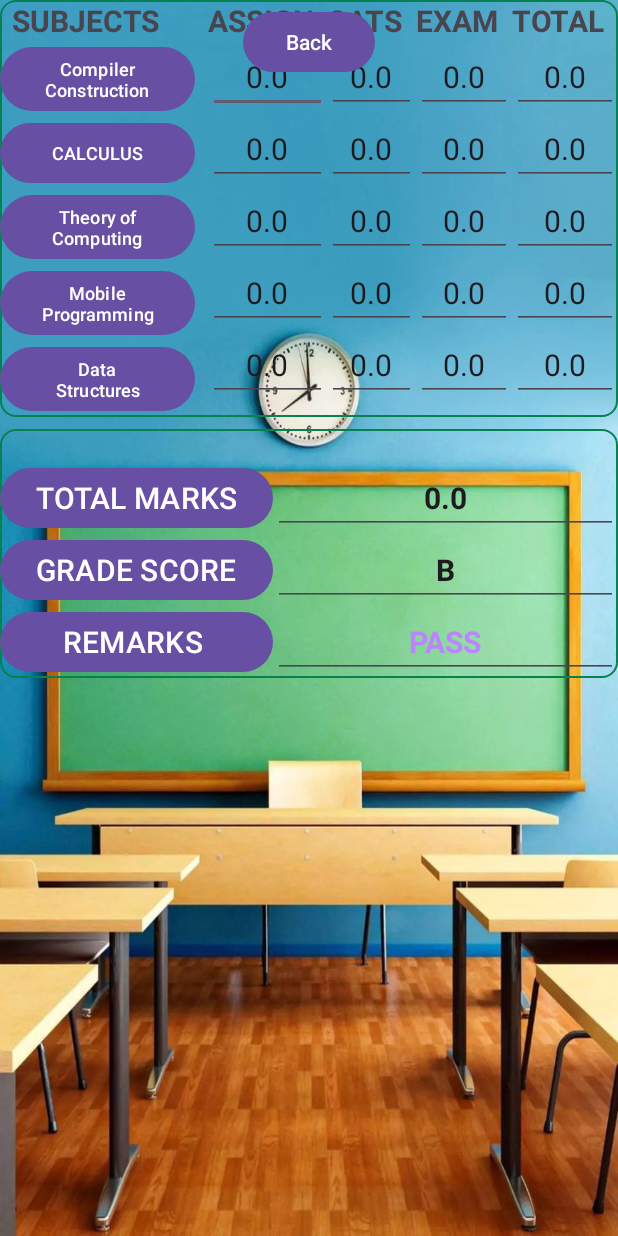
After one commit to ELIJAHMAITHYA/Edflex, an Android app: the studentMarksUi screen opened directly, with no data from a screen before it, on a phone screen of 412 x 824 dp. The commit adds this screen. Run offline under Robolectric (Android 15) with nearby library versions, the phone set to English and light mode, and no system bars.

Commit message:
Student Profile Ui Update & Student Marks Ui

```diff
--- a/app/src/main/AndroidManifest.xml
+++ b/app/src/main/AndroidManifest.xml
@@ -12,6 +12,9 @@
         android:supportsRtl="true"
         android:theme="@style/Theme.Register"
         tools:targetApi="31">
+        <activity
+            android:name=".studentMarksUi"
+            android:exported="false" />
         <activity
             android:name=".StudentProfile"
             android:exported="false" />
--- a/app/src/main/java/com/example/register/StudentProfile.java
+++ b/app/src/main/java/com/example/register/StudentProfile.java
@@ -3,25 +3,56 @@ package com.example.register;
 import androidx.appcompat.app.AppCompatActivity;
 import androidx.constraintlayout.widget.ConstraintLayout;
 
+import android.animation.ArgbEvaluator;
+import android.animation.ValueAnimator;
+import android.content.Intent;
+import android.graphics.Color;
+import android.graphics.PorterDuff;
 import android.os.Bundle;
 import android.view.View;
+import android.widget.ImageView;
 import android.widget.LinearLayout;
 
 public class StudentProfile extends AppCompatActivity {
 
     LinearLayout llSubject;
     ConstraintLayout clSubject;
+    ImageView nextnavigation;
+
     @Override
     protected void onCreate(Bundle savedInstanceState) {
         super.onCreate(savedInstanceState);
         setContentView(R.layout.activity_student_profile);
-//        llSubject = findViewById(R.id.llSubject);
+
+        nextnavigation = findViewById(R.id.navigator);
+        nextnavigation.setOnClickListener(new View.OnClickListener() {
+            @Override
+            public void onClick(View v) {
+                // Add your click handling logic here
+                startActivity(new Intent(StudentProfile.this, studentMarksUi.class));
+                // Example: Animate color change on click
+                int colorFrom = Color.BLACK;
+                int colorTo = Color.RED;
+                ValueAnimator colorAnimation = ValueAnimator.ofObject(new ArgbEvaluator(), colorFrom, colorTo);
+                colorAnimation.setDuration(500); // Use 500 milliseconds for a half-second animation
+                colorAnimation.addUpdateListener(new ValueAnimator.AnimatorUpdateListener() {
+                    @Override
+                    public void onAnimationUpdate(ValueAnimator animator) {
+                        nextnavigation.setColorFilter((int) animator.getAnimatedValue(), PorterDuff.Mode.SRC_IN);
+                    }
+                });
+                colorAnimation.start();
+            }
+        });
+
 //        clSubject = findViewById(R.id.clSubject);
-
-//        clSubject.setOnClickListener(
-//                view ->{
-//                    llSubject.setVisibility(View.VISIBLE);
-//                }
-//        );
+//
+//        clSubject.setOnClickListener(view -> {
+//            if (llSubject.getVisibility() == View.GONE) {
+//                llSubject.setVisibility(View.VISIBLE);
+//            } else {
+//                llSubject.setVisibility(View.GONE);
+//            }
+//        });
     }
 }
--- /dev/null
+++ b/app/src/main/java/com/example/register/studentMarksUi.java
@@ -0,0 +1,25 @@
+package com.example.register;
+
+import androidx.appcompat.app.AppCompatActivity;
+
+import android.content.Intent;
+import android.os.Bundle;
+import android.view.View;
+import android.widget.Button;
+
+public class studentMarksUi extends AppCompatActivity {
+Button backButton;
+    @Override
+    protected void onCreate(Bundle savedInstanceState) {
+        super.onCreate(savedInstanceState);
+        setContentView(R.layout.activity_student_marks_ui);
+        backButton = findViewById(R.id.backButton);
+        backButton.setOnClickListener(new View.OnClickListener() {
+            @Override
+            public void onClick(View v) {
+                startActivity(new Intent(studentMarksUi.this, StudentProfile.class));
+            }
+        });
+
+    }
+}
--- /dev/null
+++ b/app/src/main/res/drawable/baseline_navigate_next_24.xml
@@ -0,0 +1,5 @@
+<vector android:autoMirrored="true" android:height="28dp"
+    android:tint="#429E22" android:viewportHeight="24"
+    android:viewportWidth="20" android:width="30dp" xmlns:android="http://schemas.android.com/apk/res/android">
+    <path android:fillColor="@android:color/white" android:pathData="M10,6L8.59,7.41 13.17,12l-4.58,4.59L10,18l6,-6z"/>
+</vector>
--- /dev/null
+++ b/app/src/main/res/drawable/social_button_background.xml
@@ -0,0 +1,10 @@
+<?xml version="1.0" encoding="utf-8"?>
+<selector xmlns:android="http://schemas.android.com/apk/res/android">
+    <item>
+        <shape android:shape="rectangle">
+
+            <stroke android:width="1dp" android:color="@color/green" />
+            <corners android:radius="10dp" />
+        </shape>
+    </item>
+</selector>
--- /dev/null
+++ b/app/src/main/res/layout/activity_student_marks_ui.xml
@@ -0,0 +1,393 @@
+<!--<?xml version="1.0" encoding="utf-8"?>-->
+<androidx.constraintlayout.widget.ConstraintLayout xmlns:android="http://schemas.android.com/apk/res/android"
+    xmlns:app="http://schemas.android.com/apk/res-auto"
+    xmlns:tools="http://schemas.android.com/tools"
+    android:background="@drawable/book"
+    android:layout_width="match_parent"
+    android:layout_height="match_parent"
+    tools:context=".MainActivity">
+
+
+    <LinearLayout
+        android:id="@+id/LLItems"
+        android:layout_width="match_parent"
+        android:layout_height="wrap_content"
+        android:orientation="horizontal"
+        app:layout_constraintEnd_toEndOf="parent"
+        app:layout_constraintStart_toStartOf="parent"
+        android:background="@drawable/social_button_background"
+        app:layout_constraintTop_toTopOf="parent">
+
+
+
+        <LinearLayout
+            android:layout_width="wrap_content"
+            android:layout_height="wrap_content"
+            android:layout_weight="1"
+            android:orientation="vertical">
+
+            <TextView
+                android:id="@+id/subjects"
+                android:layout_width="wrap_content"
+                android:layout_height="wrap_content"
+                android:layout_marginStart="8dp"
+                android:text="SUBJECTS"
+                android:textSize="20sp"
+                android:textStyle="bold" />
+
+            <Button
+                android:id="@+id/subjet1"
+                android:layout_width="130dp"
+                android:layout_height="wrap_content"
+                android:text="Compiler Construction"
+                android:textSize="12sp" />
+
+            <Button
+                android:id="@+id/subjet2"
+                android:layout_width="130dp"
+                android:layout_height="wrap_content"
+                android:text="CALCULUS"
+                android:textSize="12sp" />
+
+            <Button
+                android:id="@+id/subjet3"
+                android:layout_width="130dp"
+                android:layout_height="wrap_content"
+                android:text="Theory of Computing"
+                android:textSize="12sp" />
+
+            <Button
+                android:id="@+id/subjet4"
+                android:layout_width="130dp"
+                android:layout_height="wrap_content"
+                android:text="Mobile Programming"
+                android:textSize="12sp" />
+
+            <Button
+                android:id="@+id/subjet5"
+                android:layout_width="130dp"
+                android:layout_height="wrap_content"
+                android:text="Data Structures"
+                android:textSize="12sp" />
+
+        </LinearLayout>
+
+        <LinearLayout
+            android:layout_width="wrap_content"
+            android:layout_height="wrap_content"
+            android:layout_weight="1"
+            android:orientation="vertical">
+
+            <TextView
+                android:id="@+id/price_btn"
+                android:layout_width="match_parent"
+                android:layout_height="wrap_content"
+                android:text="ASSIGN"
+                android:textSize="20sp"
+                android:textStyle="bold" />
+
+            <EditText
+                android:id="@+id/subject1Assign"
+                android:layout_width="match_parent"
+                android:layout_height="wrap_content"
+                android:text="0.0"
+                android:textAlignment="center"
+                android:textSize="20sp" />
+
+            <EditText
+                android:id="@+id/subject2Assign"
+                android:layout_width="match_parent"
+                android:layout_height="wrap_content"
+                android:text="0.0"
+                android:textAlignment="center"
+                android:textSize="20sp" />
+
+            <EditText
+                android:id="@+id/subjet3Assign"
+                android:layout_width="match_parent"
+                android:layout_height="wrap_content"
+                android:text="0.0"
+                android:textAlignment="center"
+                android:textSize="20sp" />
+
+            <EditText
+                android:id="@+id/subjet4Assign"
+                android:layout_width="match_parent"
+                android:layout_height="wrap_content"
+                android:text="0.0"
+                android:textAlignment="center"
+                android:textSize="20sp" />
+
+            <EditText
+                android:id="@+id/subjet5Assign"
+                android:layout_width="match_parent"
+                android:layout_height="wrap_content"
+                android:text="0.0"
+                android:textAlignment="center"
+                android:textSize="20sp" />
+
+        </LinearLayout>
+
+        <LinearLayout
+            android:layout_width="wrap_content"
+            android:layout_height="wrap_content"
+            android:layout_weight="1"
+            android:orientation="vertical">
+
+            <TextView
+                android:id="@+id/cats"
+                android:layout_width="match_parent"
+                android:layout_height="wrap_content"
+                android:text="CATS"
+                android:textSize="20sp"
+                android:textStyle="bold" />
+
+            <EditText
+                android:id="@+id/subject1cat"
+                android:layout_width="match_parent"
+                android:layout_height="wrap_content"
+                android:text="0.0"
+                android:textAlignment="center"
+                android:textSize="20sp" />
+
+            <EditText
+                android:id="@+id/subject2Cat"
+                android:layout_width="match_parent"
+                android:layout_height="wrap_content"
+                android:text="0.0"
+                android:textAlignment="center"
+                android:textSize="20sp" />
+
+            <EditText
+                android:id="@+id/subjet3Cat"
+                android:layout_width="match_parent"
+                android:layout_height="wrap_content"
+                android:text="0.0"
+                android:textAlignment="center"
+                android:textSize="20sp" />
+
+            <EditText
+                android:id="@+id/subjet4cat"
+                android:layout_width="match_parent"
+                android:layout_height="wrap_content"
+                android:text="0.0"
+                android:textAlignment="center"
+                android:textSize="20sp" />
+
+            <EditText
+                android:id="@+id/subjet5Cat"
+                android:layout_width="match_parent"
+                android:layout_height="wrap_content"
+                android:text="0.0"
+                android:textAlignment="center"
+                android:textSize="20sp" />
+
+        </LinearLayout>
+
+        <LinearLayout
+            android:layout_width="wrap_content"
+            android:layout_height="wrap_content"
+            android:layout_weight="1"
+            android:orientation="vertical">
+
+            <TextView
+                android:id="@+id/exam"
+                android:layout_width="match_parent"
+                android:layout_height="wrap_content"
+                android:text="EXAM"
+                android:textSize="20sp"
+                android:textStyle="bold" />
+
+            <EditText
+                android:id="@+id/subject1exam"
+                android:layout_width="match_parent"
+                android:layout_height="wrap_content"
+                android:text="0.0"
+                android:textAlignment="center"
+                android:textSize="20sp" />
+
+            <EditText
+                android:id="@+id/subject2Exam"
+                android:layout_width="match_parent"
+                android:layout_height="wrap_content"
+                android:text="0.0"
+                android:textAlignment="center"
+                android:textSize="20sp" />
+
+            <EditText
+                android:id="@+id/subjet3Exam"
+                android:layout_width="match_parent"
+                android:layout_height="wrap_content"
+                android:text="0.0"
+                android:textAlignment="center"
+                android:textSize="20sp" />
+
+            <EditText
+                android:id="@+id/subjet4exam"
+                android:layout_width="match_parent"
+                android:layout_height="wrap_content"
+                android:text="0.0"
+                android:textAlignment="center"
+                android:textSize="20sp" />
+
+            <EditText
+                android:id="@+id/subjet5exam"
+                android:layout_width="match_parent"
+                android:layout_height="wrap_content"
+                android:text="0.0"
+                android:textAlignment="center"
+                android:textSize="20sp" />
+
+        </LinearLayout>
+
+        <LinearLayout
+            android:layout_width="wrap_content"
+            android:layout_height="wrap_content"
+            android:layout_weight="1"
+            android:orientation="vertical">
+
+            <TextView
+                android:id="@+id/total"
+                android:layout_width="match_parent"
+                android:layout_height="wrap_content"
+                android:text="TOTAL"
+                android:textSize="20sp"
+                android:textStyle="bold" />
+
+            <EditText
+                android:id="@+id/subject1total"
+                android:layout_width="match_parent"
+                android:layout_height="wrap_content"
+                android:text="0.0"
+                android:textAlignment="center"
+                android:textSize="20sp" />
+
+            <EditText
+                android:id="@+id/subject2total"
+                android:layout_width="match_parent"
+                android:layout_height="wrap_content"
+                android:text="0.0"
+                android:textAlignment="center"
+                android:textSize="20sp" />
+
+            <EditText
+                android:id="@+id/subjet3total"
+                android:layout_width="match_parent"
+                android:layout_height="wrap_content"
+                android:text="0.0"
+                android:textAlignment="center"
+                android:textSize="20sp" />
+
+            <EditText
+                android:id="@+id/subjet4total"
+                android:layout_width="match_parent"
+                android:layout_height="wrap_content"
+                android:text="0.0"
+                android:textAlignment="center"
+                android:textSize="20sp" />
+
+            <EditText
+                android:id="@+id/subjet5Total"
+                android:layout_width="match_parent"
+                android:layout_height="wrap_content"
+                android:text="0.0"
+                android:textAlignment="center"
+                android:textSize="20sp" />
+
+        </LinearLayout>
+
+
+    </LinearLayout>
+    <LinearLayout
+        android:layout_width="match_parent"
+        android:layout_height="wrap_content"
+        android:orientation="horizontal"
+        android:background="@drawable/social_button_background"
+        android:paddingTop="22dp"
+        android:layout_marginTop="8dp"
+        app:layout_constraintEnd_toEndOf="parent"
+        app:layout_constraintStart_toStartOf="parent"
+        app:layout_constraintTop_toBottomOf="@+id/LLItems">
+
+        <LinearLayout
+            android:layout_width="wrap_content"
+            android:layout_height="wrap_content"
+            android:orientation="vertical">
+
+            <Button
+                android:layout_width="wrap_content"
+                android:layout_height="wrap_content"
+                android:text="TOTAL MARKS"
+                android:textSize="20sp" />
+
+            <Button
+                android:layout_width="wrap_content"
+                android:layout_height="wrap_content"
+                android:text="GRADE SCORE"
+                android:textSize="20sp" />
+            <Button
+                android:layout_width="match_parent"
+                android:layout_height="wrap_content"
+                android:text="REMARKS "
+                android:textSize="20sp" />
+
+        </LinearLayout>
+
+        <LinearLayout
+            android:layout_width="match_parent"
+            android:layout_height="wrap_content"
+            android:orientation="vertical">
+
+            <EditText
+                android:id="@+id/averageMarks"
+                android:layout_width="match_parent"
+                android:layout_height="wrap_content"
+                android:text="0.0"
+                android:textStyle="bold"
+                android:textAlignment="center"
+                android:textSize="20sp" />
+
+            <EditText
+                android:id="@+id/averageScore"
+                android:layout_width="match_parent"
+                android:layout_height="wrap_content"
+                android:textStyle="bold"
+                android:text="B"
+                android:textAlignment="center"
+                android:textSize="20sp" />
+
+            <EditText
+                android:id="@+id/remarks"
+                android:layout_width="match_parent"
+                android:layout_height="wrap_content"
+                android:textAlignment="center"
+                android:textStyle="bold"
+                android:textColor="@color/purple_200"
+                android:text="PASS"
+                android:textSize="20sp" />
+        </LinearLayout>
+
+    </LinearLayout>
+    <RelativeLayout
+        android:layout_width="match_parent"
+        android:layout_height="wrap_content"
+        tools:ignore="MissingConstraints">
+
+        <Button
+            android:id="@+id/backButton"
+            android:layout_width="wrap_content"
+            android:layout_height="wrap_content"
+            android:layout_centerInParent="true"
+            android:layout_marginStart="110dp"
+            android:layout_marginTop="8dp"
+            android:gravity="center"
+            android:text="Back"
+            android:textAlignment="center"
+            app:layout_constraintBottom_toBottomOf="parent"
+            app:layout_constraintEnd_toEndOf="parent"
+            app:layout_constraintStart_toStartOf="parent"
+            app:layout_constraintTop_toTopOf="parent"
+            app:layout_constraintVertical_bias="0.5" /> <!-- Center vertically by setting bias to 0.5 -->
+
+    </RelativeLayout>
+</androidx.constraintlayout.widget.ConstraintLayout>
--- a/app/src/main/res/layout/activity_student_profile.xml
+++ b/app/src/main/res/layout/activity_student_profile.xml
@@ -32,7 +32,6 @@
                 app:layout_constraintStart_toStartOf="parent"
                 app:layout_constraintTop_toTopOf="parent"
                 tools:ignore="ContentDescription" />
-
 
 
             <de.hdodenhof.circleimageview.CircleImageView
@@ -126,6 +125,16 @@
                         app:layout_constraintBottom_toBottomOf="@id/imageView3"
                         app:layout_constraintStart_toEndOf="@id/imageView3"
                         app:layout_constraintTop_toTopOf="@id/imageView3" />
+
+                    <ImageView
+                        android:id="@+id/imageView12"
+                        android:layout_width="36dp"
+                        android:layout_height="36dp"
+                        android:layout_marginEnd="32dp"
+                        android:src="@drawable/baseline_arrow_drop_down_circle_24"
+                        app:layout_constraintBottom_toBottomOf="parent"
+                        app:layout_constraintEnd_toEndOf="parent"
+                        app:layout_constraintTop_toTopOf="parent" />
                 </androidx.constraintlayout.widget.ConstraintLayout>
 
                 <androidx.constraintlayout.widget.ConstraintLayout
@@ -133,6 +142,7 @@
                     android:layout_width="match_parent"
                     android:layout_height="wrap_content"
                     android:layout_marginTop="10dp"
+                    android:clickable="true"
                     android:layout_marginBottom="10dp"
                     android:background="@drawable/background_button_white"
                     android:elevation="3dp"
@@ -162,33 +172,33 @@
                         app:layout_constraintTop_toTopOf="@id/imageView6" />
 
                     <ImageView
-                        android:id="@+id/imageView11"
+                        android:id="@+id/navigator"
                         android:layout_width="36dp"
                         android:layout_height="36dp"
                         android:layout_marginEnd="32dp"
-                        android:src="@drawable/baseline_arrow_drop_down_circle_24"
+                        android:src="@drawable/baseline_navigate_next_24"
                         app:layout_constraintBottom_toBottomOf="parent"
                         app:layout_constraintEnd_toEndOf="parent"
                         app:layout_constraintTop_toTopOf="parent" />
 
-                    <LinearLayout
-                        android:id="@+id/llSubject"
-                        android:layout_width="match_parent"
-                        android:layout_height="wrap_content"
-                        android:layout_marginTop="10dp"
-                        android:orientation="horizontal"
-                        android:visibility="gone"
-                        app:layout_constraintStart_toStartOf="@id/imageView6"
-                        app:layout_constraintTop_toBottomOf="@id/imageView6">
+                    <!--                    <LinearLayout-->
+                    <!--                        android:id="@+id/llSubject"-->
+                    <!--                        android:layout_width="match_parent"-->
+                    <!--                        android:layout_height="wrap_content"-->
+                    <!--                        android:layout_marginTop="10dp"-->
+                    <!--                        android:orientation="horizontal"-->
+                    <!--                        android:visibility="gone"-->
+                    <!--                        app:layout_constraintStart_toStartOf="@id/imageView6"-->
+                    <!--                        app:layout_constraintTop_toBottomOf="@id/imageView6">-->
 
-                        <TextView
-                            android:layout_width="wrap_content"
-                            android:layout_height="wrap_content"
-                            android:layout_marginStart="10dp"
-                            android:text="Mathematics"
-                            android:textStyle="bold" />
+                    <!--                        <TextView-->
+                    <!--                            android:layout_width="wrap_content"-->
+                    <!--                            android:layout_height="wrap_content"-->
+                    <!--                            android:layout_marginStart="10dp"-->
+                    <!--                            android:text="Mathematics"-->
+                    <!--                            android:textStyle="bold" />-->
 
-                    </LinearLayout>
+                    <!--                    </LinearLayout>-->
                 </androidx.constraintlayout.widget.ConstraintLayout>
 
                 <androidx.constraintlayout.widget.ConstraintLayout
@@ -223,6 +233,7 @@
                         app:layout_constraintBottom_toBottomOf="@id/imageView7"
                         app:layout_constraintStart_toEndOf="@id/imageView7"
                         app:layout_constraintTop_toTopOf="@id/imageView7" />
+
                 </androidx.constraintlayout.widget.ConstraintLayout>
 
                 <androidx.constraintlayout.widget.ConstraintLayout
```
Lines whose indentation alone changed are shown as unchanged.
